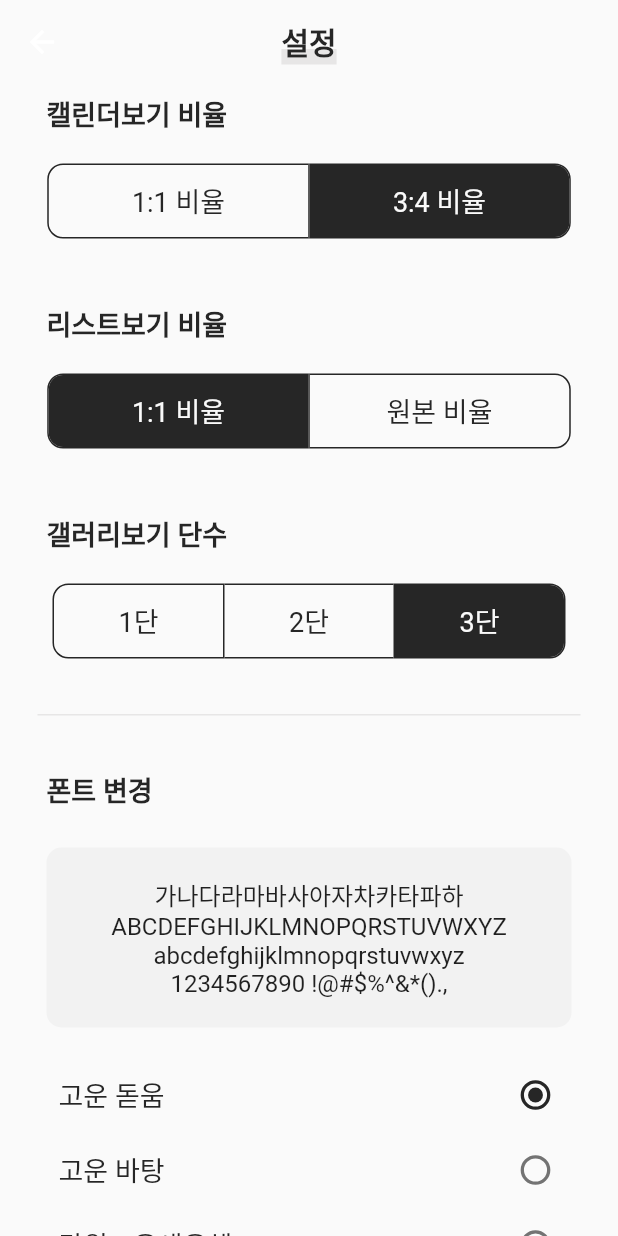
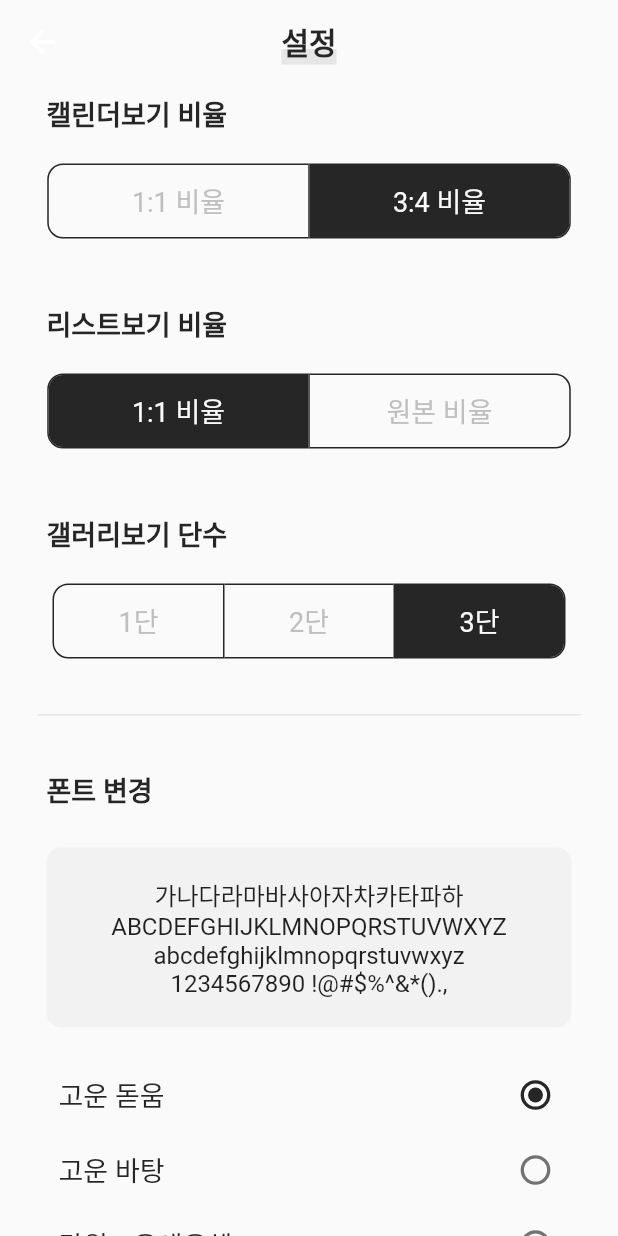
Before and after one commit to wkkyu088/pidi, a Flutter app: the SettingScreen screen opened directly, on a phone screen of 412 x 824 dp. Run offline on Flutter 3.47's test engine with Material 2 defaults, Android fonts, the phone set to English and light mode, and no system bars; our stand-ins replace carousel_slider, table_calendar; Roboto replaces fonts that are missing (GangwonSaeum, GowunBatang, GowunDodum).

Commit message:
조금씩 수정

```diff
--- a/lib/constants.dart
+++ b/lib/constants.dart
@@ -32,7 +32,7 @@ double kSubText = 12;
 BorderRadius kBorderRadius = BorderRadius.circular(10.0);
 
 // images in create_modal
-BorderRadius kBorderRadiusL = BorderRadius.circular(14.0);
+BorderRadius kBorderRadiusL = BorderRadius.circular(20.0);
 
 // textField in create_modal
 BorderRadius kBorderRadiusS = BorderRadius.circular(8.0);
@@ -41,3 +41,4 @@ BorderRadius kBorderRadiusS = BorderRadius.circular(8.0);
 final List<bool> calendarViewRatio = [false, true];
 final List<bool> listViewRatio = [true, false];
 final List<bool> galleryViewColumn = [false, false, true];
+String fontFamily = 'GowunDodum';
--- a/lib/main.dart
+++ b/lib/main.dart
@@ -43,6 +43,7 @@ class _MainPageState extends State<MainPage> {
   static const List<Widget> _widgetOptions = <Widget>[
     ListScreen(),
     GalleryScreen(),
+    SettingScreen(), // 개수 맞추기 위해서 필요함
     HomeScreen(),
     SettingScreen(),
   ];
--- a/lib/screens/home_screen.dart
+++ b/lib/screens/home_screen.dart
@@ -1,5 +1,3 @@
-// ignore_for_file: no_leading_underscores_for_local_identifiers
-
 import 'package:flutter/material.dart';
 import 'package:table_calendar/table_calendar.dart';
 
@@ -20,7 +18,8 @@ class _HomeScreenState extends State<HomeScreen> {
   Widget build(BuildContext context) {
     final double statusBarHeight = MediaQuery.of(context).padding.top;
     final double appWidth = MediaQuery.of(context).size.width;
-    const double calendarHeight = 500; // 1:1 => 380, 3:4 => 500
+    // 1:1 => 380, 3:4 => 500
+    double calendarHeight = calendarViewRatio.indexOf(true) == 0 ? 380 : 500;
 
     final kToday = DateTime.now();
     final kFirstDay = DateTime(kToday.year - 1, kToday.month, kToday.day);
--- a/lib/screens/setting_screen.dart
+++ b/lib/screens/setting_screen.dart
@@ -13,11 +13,7 @@ class SettingScreen extends StatefulWidget {
 enum Fonts { gowundodum, gowunbatang, gangwon, mapo, nanum }
 
 class _SettingScreenState extends State<SettingScreen> {
-  // final List<bool> calendarViewRatio = [false, true];
-  // final List<bool> listViewRatio = [true, false];
-  // final List<bool> galleryViewColumn = [false, false, true];
   Fonts? nowFont = Fonts.gowundodum;
-  String fontFamily = 'GowunDodum';
 
   @override
   Widget build(BuildContext context) {
@@ -51,7 +47,7 @@ class _SettingScreenState extends State<SettingScreen> {
           // color: kWhite,
           // borderColor: Colors.transparent,
           // selectedBorderColor: Colors.transparent,
-          color: kBlack,
+          color: kGrey,
           fillColor: kBlack,
           borderColor: kBlack,
           selectedBorderColor: kBlack,
@@ -140,6 +136,8 @@ class _SettingScreenState extends State<SettingScreen> {
     return Scaffold(
         appBar: customAppBar('설정'),
         body: SingleChildScrollView(
+          physics: const BouncingScrollPhysics(
+              parent: AlwaysScrollableScrollPhysics()),
           child: Center(
             child: Column(
               children: [
```
Also changed, not shown: lib/models/test.dart (+4 -4 lines), lib/screens/list_screen.dart (+38 -2 lines).
